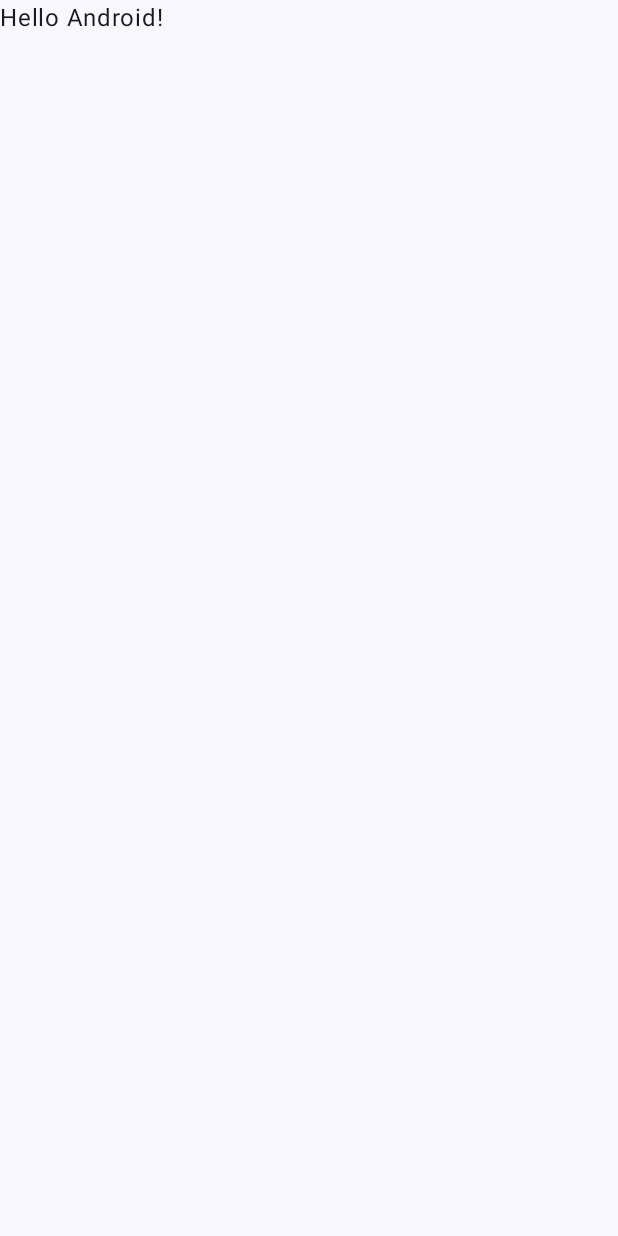
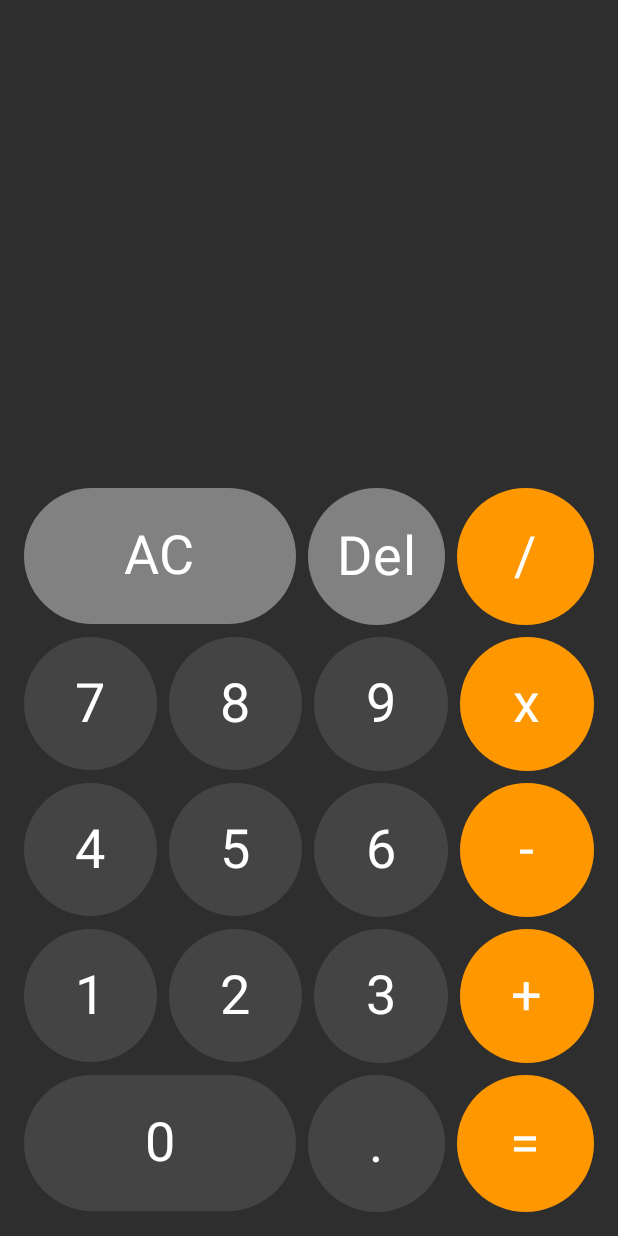
Before and after one commit to codewithdipesh/Calculator-App, an Android app built with Jetpack Compose: the screen it shows after launch (MainActivity), on a phone screen of 412 x 824 dp. Before the commit the screen is almost empty. Run offline under Robolectric (Android 15) with nearby library versions, the phone set to English and light mode, and no system bars.

Commit message:
Finished the app

```diff
--- /dev/null
+++ b/app/src/main/java/com/example/calculator/CalculateState.kt
@@ -0,0 +1,7 @@
+package com.example.calculator
+
+data class CalculateState(
+    val number1: String ="",
+    val number2: String ="",
+    val operation: CalculatorOperation? =null
+)
--- /dev/null
+++ b/app/src/main/java/com/example/calculator/Calculator.kt
@@ -0,0 +1,264 @@
+package com.example.calculator
+
+import androidx.compose.foundation.background
+import androidx.compose.foundation.layout.Arrangement
+import androidx.compose.foundation.layout.Box
+import androidx.compose.foundation.layout.Column
+import androidx.compose.foundation.layout.Row
+import androidx.compose.foundation.layout.aspectRatio
+import androidx.compose.foundation.layout.fillMaxSize
+import androidx.compose.foundation.layout.fillMaxWidth
+import androidx.compose.foundation.layout.padding
+import androidx.compose.material3.Text
+import androidx.compose.runtime.Composable
+import androidx.compose.ui.Alignment
+import androidx.compose.ui.Modifier
+import androidx.compose.ui.graphics.Color
+import androidx.compose.ui.text.font.FontWeight
+import androidx.compose.ui.text.style.TextAlign
+import androidx.compose.ui.tooling.preview.Preview
+import androidx.compose.ui.unit.Dp
+import androidx.compose.ui.unit.dp
+import androidx.compose.ui.unit.sp
+import com.example.calculator.ui.theme.CalculatorTheme
+import com.example.calculator.ui.theme.LightGray
+
+import com.example.calculator.ui.theme.Orange
+
+@Composable
+fun Calculator(
+    state : CalculateState,
+    buttonSpacing:Dp,
+    modifier: Modifier = Modifier,
+    onAction : (CalculatorAction)->Unit
+){
+    Box(modifier = modifier){
+        Column(
+            modifier = Modifier
+                .fillMaxWidth()
+                .align(Alignment.BottomCenter),
+            verticalArrangement = Arrangement.spacedBy(buttonSpacing)
+        ) {
+              Text(
+                  text = state.number1 + (state.operation?.symbol ?: "") + state.number2,
+                  textAlign = TextAlign.End,
+                  modifier = Modifier
+                      .fillMaxWidth()
+                      .padding(vertical = 32.dp),
+                  fontWeight = FontWeight.Light,
+                  color = Color.White,
+                  fontSize = 80.sp,
+                  maxLines = 2,
+                  lineHeight = 60.sp
+              )
+            Row (
+                modifier = Modifier.fillMaxWidth(),
+                horizontalArrangement = Arrangement.spacedBy(buttonSpacing)
+            ){
+              CalculatorButton(
+                  symbol = "AC",
+                  modifier = Modifier
+                      .background(LightGray)
+                      .aspectRatio(2f)
+                      .weight(2f),
+                  onclick = {
+                      onAction(CalculatorAction.Clear)
+                  }
+              )
+                CalculatorButton(
+                  symbol = "Del",
+                  modifier = Modifier
+                      .background(LightGray)
+                      .aspectRatio(1f)
+                      .weight(1f),
+                  onclick = {
+                      onAction(CalculatorAction.Delete)
+                  }
+              )
+                CalculatorButton(
+                  symbol = "/",
+                  modifier = Modifier
+                      .background(Orange)
+                      .aspectRatio(1f)
+                      .weight(1f),
+                  onclick = {
+                      onAction(CalculatorAction.Operation(CalculatorOperation.divide))
+                  }
+              )
+            }
+            Row (
+                modifier = Modifier.fillMaxWidth(),
+                horizontalArrangement = Arrangement.spacedBy(buttonSpacing)
+            ){
+              CalculatorButton(
+                  symbol = "7",
+                  modifier = Modifier
+                      .background(Color.DarkGray)
+                      .aspectRatio(1f)
+                      .weight(1f),
+                  onclick = {
+                      onAction(CalculatorAction.Number(7))
+                  }
+              )
+                CalculatorButton(
+                  symbol = "8",
+                  modifier = Modifier
+                      .background(Color.DarkGray)
+                      .aspectRatio(1f)
+                      .weight(1f),
+                  onclick = {
+                      onAction(CalculatorAction.Number(8))
+                  }
+              )
+                CalculatorButton(
+                  symbol = "9",
+                  modifier = Modifier
+                      .background(Color.DarkGray)
+                      .aspectRatio(1f)
+                      .weight(1f),
+                  onclick = {
+                      onAction(CalculatorAction.Number(9))
+                  }
+              )
+                CalculatorButton(
+                  symbol = "x",
+                  modifier = Modifier
+                      .background(Orange)
+                      .aspectRatio(1f)
+                      .weight(1f),
+                  onclick = {
+                      onAction(CalculatorAction.Operation(CalculatorOperation.multiply))
+                  }
+              )
+            }
+
+            Row (
+                modifier = Modifier.fillMaxWidth(),
+                horizontalArrangement = Arrangement.spacedBy(buttonSpacing)
+            ){
+                CalculatorButton(
+                    symbol = "4",
+                    modifier = Modifier
+                        .background(Color.DarkGray)
+                        .aspectRatio(1f)
+                        .weight(1f),
+                    onclick = {
+                        onAction(CalculatorAction.Number(4))
+                    }
+                )
+                CalculatorButton(
+                    symbol = "5",
+                    modifier = Modifier
+                        .background(Color.DarkGray)
+                        .aspectRatio(1f)
+                        .weight(1f),
+                    onclick = {
+                        onAction(CalculatorAction.Number(5))
+                    }
+                )
+                CalculatorButton(
+                    symbol = "6",
+                    modifier = Modifier
+                        .background(Color.DarkGray)
+                        .aspectRatio(1f)
+                        .weight(1f),
+                    onclick = {
+                        onAction(CalculatorAction.Number(6))
+                    }
+                )
+                CalculatorButton(
+                    symbol = "-",
+                    modifier = Modifier
+                        .background(Orange)
+                        .aspectRatio(1f)
+                        .weight(1f),
+                    onclick = {
+                        onAction(CalculatorAction.Operation(CalculatorOperation.subtract))
+                    }
+                )
+            }
+            Row (
+                modifier = Modifier.fillMaxWidth(),
+                horizontalArrangement = Arrangement.spacedBy(buttonSpacing)
+            ){
+                CalculatorButton(
+                    symbol = "1",
+                    modifier = Modifier
+                        .background(Color.DarkGray)
+                        .aspectRatio(1f)
+                        .weight(1f),
+                    onclick = {
+                        onAction(CalculatorAction.Number(1))
+                    }
+                )
+                CalculatorButton(
+                    symbol = "2",
+                    modifier = Modifier
+                        .background(Color.DarkGray)
+                        .aspectRatio(1f)
+                        .weight(1f),
+                    onclick = {
+                        onAction(CalculatorAction.Number(2))
+                    }
+                )
+                CalculatorButton(
+                    symbol = "3",
+                    modifier = Modifier
+                        .background(Color.DarkGray)
+                        .aspectRatio(1f)
+                        .weight(1f),
+                    onclick = {
+                        onAction(CalculatorAction.Number(3))
+                    }
+                )
+                CalculatorButton(
+                    symbol = "+",
+                    modifier = Modifier
+                        .background(Orange)
+                        .aspectRatio(1f)
+                        .weight(1f),
+                    onclick = {
+                        onAction(CalculatorAction.Operation(CalculatorOperation.add))
+                    }
+                )
+            }
+            Row (
+                modifier = Modifier.fillMaxWidth(),
+                horizontalArrangement = Arrangement.spacedBy(buttonSpacing)
+            ){
+                CalculatorButton(
+                    symbol = "0",
+                    modifier = Modifier
+                        .background(Color.DarkGray)
+                        .aspectRatio(2f)
+                        .weight(2f),
+                    onclick = {
+                        onAction(CalculatorAction.Number(0))
+                    }
+                )
+                CalculatorButton(
+                    symbol = ".",
+                    modifier = Modifier
+                        .background(Color.DarkGray)
+                        .aspectRatio(1f)
+                        .weight(1f),
+                    onclick = {
+                        onAction(CalculatorAction.Decimal)
+                    }
+                )
+
+                CalculatorButton(
+                    symbol = "=",
+                    modifier = Modifier
+                        .background(Orange)
+                        .aspectRatio(1f)
+                        .weight(1f),
+                    onclick = {
+                        onAction(CalculatorAction.Calculate)
+                    }
+                )
+            }
+        }
+    }
+
+}
--- /dev/null
+++ b/app/src/main/java/com/example/calculator/CalculatorButton.kt
@@ -0,0 +1,35 @@
+package com.example.calculator
+
+import androidx.compose.foundation.clickable
+import androidx.compose.foundation.layout.Box
+import androidx.compose.foundation.shape.CircleShape
+import androidx.compose.material3.MaterialTheme
+import androidx.compose.material3.Text
+import androidx.compose.material3.TextFieldColors
+import androidx.compose.runtime.Composable
+import androidx.compose.ui.Alignment
+import androidx.compose.ui.Modifier
+import androidx.compose.ui.draw.clip
+import androidx.compose.ui.graphics.Color
+import androidx.compose.ui.unit.sp
+
+@Composable
+fun CalculatorButton(
+    modifier:Modifier = Modifier,
+    onclick :()-> Unit = {},
+    symbol:String = "0"
+){
+    Box(
+        contentAlignment = Alignment.Center,
+        modifier = Modifier
+            .clip(CircleShape)
+            .clickable { onclick() }
+            .then(modifier)
+    ){
+         Text(
+             text = symbol,
+             fontSize = 36.sp,
+             color = Color.White
+         )
+    }
+}
--- a/app/src/main/java/com/example/calculator/MainActivity.kt
+++ b/app/src/main/java/com/example/calculator/MainActivity.kt
@@ -3,44 +3,39 @@ package com.example.calculator
 import android.os.Bundle
 import androidx.activity.ComponentActivity
 import androidx.activity.compose.setContent
+import androidx.activity.viewModels
+import androidx.compose.foundation.background
 import androidx.compose.foundation.layout.fillMaxSize
+import androidx.compose.foundation.layout.padding
 import androidx.compose.material3.MaterialTheme
 import androidx.compose.material3.Surface
 import androidx.compose.material3.Text
 import androidx.compose.runtime.Composable
 import androidx.compose.ui.Modifier
 import androidx.compose.ui.tooling.preview.Preview
+import androidx.compose.ui.unit.dp
 import com.example.calculator.ui.theme.CalculatorTheme
+import com.example.calculator.ui.theme.MediumGray
 
 class MainActivity : ComponentActivity() {
     override fun onCreate(savedInstanceState: Bundle?) {
         super.onCreate(savedInstanceState)
         setContent {
             CalculatorTheme {
-                // A surface container using the 'background' color from the theme
-                Surface(
-                    modifier = Modifier.fillMaxSize(),
-                    color = MaterialTheme.colorScheme.background
-                ) {
-                    Greeting("Android")
-                }
+               val viewModel = viewModels<CalculatorViewModel>()
+                val state = viewModel.value.state
+                val buttonSpacing = 8.dp
+                Calculator(
+                    state = state,
+                    buttonSpacing = buttonSpacing ,
+                    onAction = viewModel.value::onAction,
+                    modifier = Modifier.fillMaxSize()
+                        .background(MediumGray)
+                        .padding(16.dp)
+                )
+
+
             }
         }
     }
 }
-
-@Composable
-fun Greeting(name: String, modifier: Modifier = Modifier) {
-    Text(
-        text = "Hello $name!",
-        modifier = modifier
-    )
-}
-
-@Preview(showBackground = true)
-@Composable
-fun GreetingPreview() {
-    CalculatorTheme {
-        Greeting("Android")
-    }
-}
--- a/app/src/main/java/com/example/calculator/ui/theme/Color.kt
+++ b/app/src/main/java/com/example/calculator/ui/theme/Color.kt
@@ -9,3 +9,8 @@ val Pink80 = Color(0xFFEFB8C8)
 val Purple40 = Color(0xFF6650a4)
 val PurpleGrey40 = Color(0xFF625b71)
 val Pink40 = Color(0xFF7D5260)
+
+
+val MediumGray = Color(0xFF2E2E2E)
+val LightGray = Color(0xFF818181)
+val Orange = Color(0xFFFF9800)
```
Also changed, not shown: app/src/main/java/com/example/calculator/CalculatorAction.kt (added, +10 -0 lines), app/src/main/java/com/example/calculator/CalculatorOperation.kt (added, +8 -0 lines), app/src/main/java/com/example/calculator/CalculatorViewModel.kt (added, +104 -0 lines).
